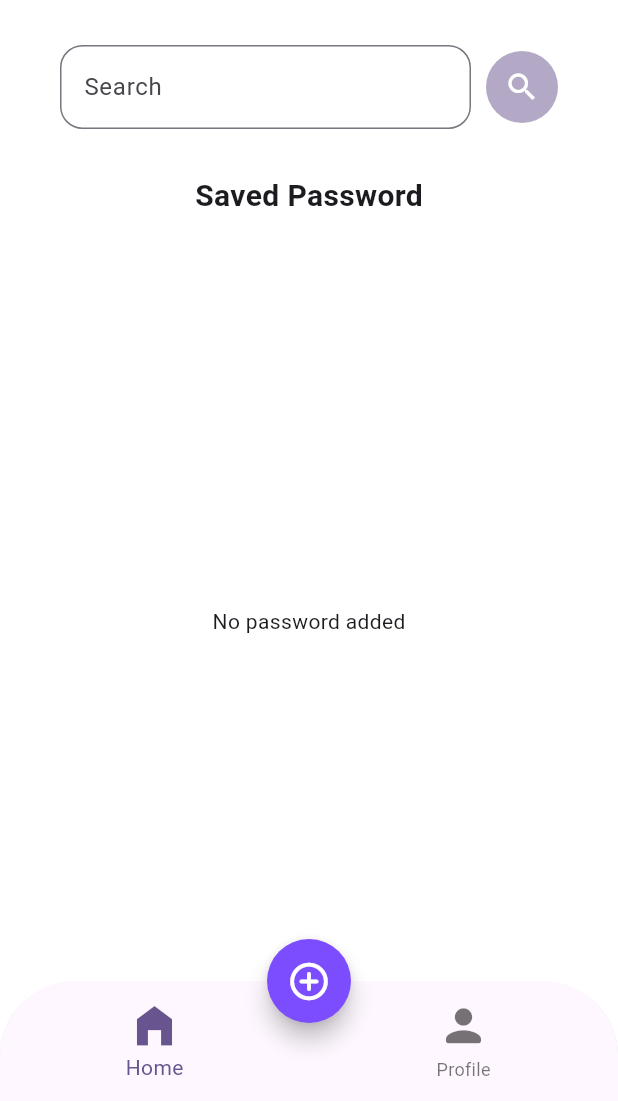
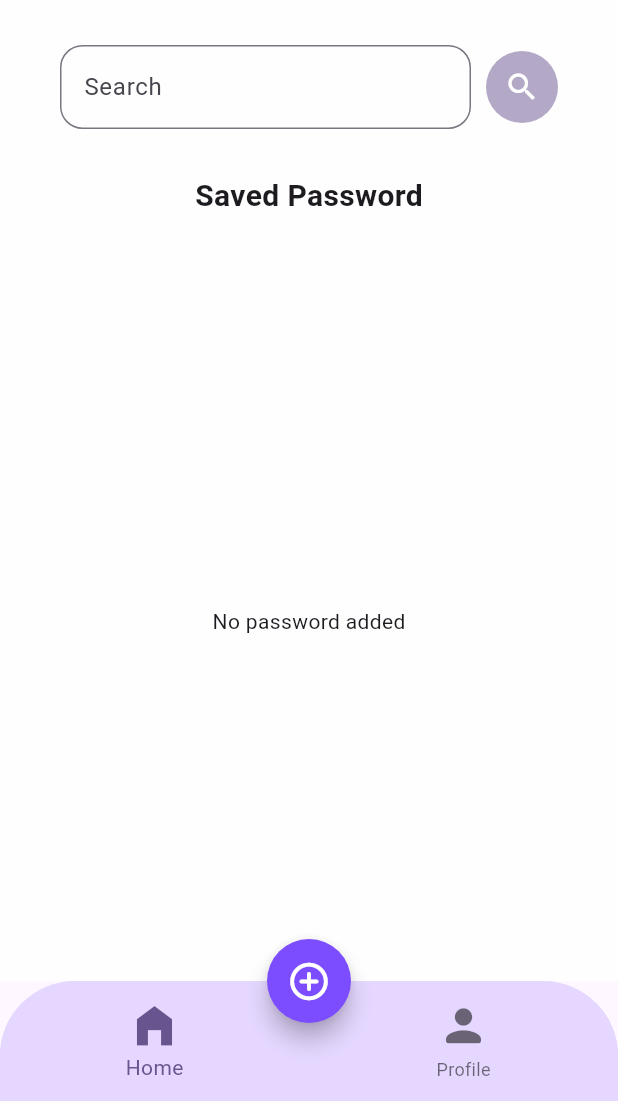
Before and after one commit to SatyamBhargav/Fusion, a Flutter app: the screen it shows after launch, after a tap on "Welcome", on a phone screen of 412 x 824 dp, the part 135-1236 px from its top. Run offline on Flutter 3.47's test engine with Material 2 defaults, Android fonts, the phone set to English and light mode, and no system bars; our stand-ins replace flutter_riverpod, riverpod.

Commit message:
added profile screen and a funtional tabscreen

```diff
--- a/lib/main.dart
+++ b/lib/main.dart
@@ -67,7 +67,8 @@
 
 import 'package:flutter/material.dart';
 import 'package:flutter_riverpod/flutter_riverpod.dart';
-import 'package:passgen/screen/addavatar.dart';
+import 'package:passgen/screen/tabscreen.dart';
+import 'package:passgen/widget/addavatar.dart';
 import 'package:passgen/screen/homescreen.dart';
 import 'package:passgen/screen/welcomescreen.dart';
 
@@ -88,7 +89,8 @@ class MyApp extends StatelessWidget {
         useMaterial3: true,
       ),
       // home: const HomeScreen(),
-      home: WelcomeScreen(),
+      // home: TabScreen(),
+      home: const WelcomeScreen(),
       // home: PassGen(),
       // home: AddAvatar(),
     );
--- a/lib/model/user_details.dart
+++ b/lib/model/user_details.dart
@@ -1,8 +1,4 @@
-import 'dart:io';
-
-
 class UserDetails {
-  UserDetails({required this.name, required this.image});
+  UserDetails({required this.name});
   String name;
-  File image;
 }
--- a/lib/provider/username_provider.dart
+++ b/lib/provider/username_provider.dart
@@ -1,12 +1,11 @@
 import 'package:flutter_riverpod/flutter_riverpod.dart';
 
 class UsernameNotifier extends StateNotifier<String> {
-  UsernameNotifier() : super('');
+  UsernameNotifier() : super('Name');
 
   void getUserName(String userDetails) {
     state = userDetails;
   }
-
 }
 
 final userDetailProvider =
--- a/lib/screen/homescreen.dart
+++ b/lib/screen/homescreen.dart
@@ -2,7 +2,6 @@ import 'package:flutter/material.dart';
 import 'package:passgen/provider/avatarselector_provider.dart';
 import 'package:passgen/provider/savepass_provider.dart';
 import 'package:passgen/provider/username_provider.dart';
-import 'package:passgen/screen/passgenscreen.dart';
 import 'package:flutter_riverpod/flutter_riverpod.dart';
 import 'package:passgen/widget/password_list.dart';
 
@@ -14,14 +13,11 @@ class HomeScreen extends ConsumerStatefulWidget {
 }
 
 class _HomeScreenState extends ConsumerState<HomeScreen> {
-  int _selectedButton = 0;
   @override
   Widget build(BuildContext context) {
     final passwordInfo = ref.watch(passcardprovider);
     final userNameDetail = ref.watch(userDetailProvider);
     final userAvatarDetail = ref.watch(userprofileprovider);
-
-    bool showFAB = MediaQuery.of(context).viewInsets.bottom != 0;
 
     return SafeArea(
       child: Scaffold(
@@ -92,49 +88,6 @@ class _HomeScreenState extends ConsumerState<HomeScreen> {
             ),
           ],
         ),
-        floatingActionButtonLocation: FloatingActionButtonLocation.centerDocked,
-        floatingActionButton: Visibility(
-          visible: !showFAB,
-          child: FloatingActionButton(
-            onPressed: () {
-              Navigator.of(context).push(MaterialPageRoute(
-                  builder: (context) => const PassGenScreen()));
-            },
-            shape:
-                RoundedRectangleBorder(borderRadius: BorderRadius.circular(30)),
-            backgroundColor: Colors.deepPurpleAccent,
-            child: const Icon(
-              Icons.add_circle_outline_rounded,
-              size: 30,
-              color: Colors.white,
-            ),
-          ),
-        ),
-        bottomNavigationBar: ClipRRect(
-          borderRadius: const BorderRadius.only(
-            topLeft: Radius.circular(50),
-            topRight: Radius.circular(50),
-          ),
-          child: SizedBox(
-            height: 80,
-            child: BottomNavigationBar(
-              onTap: (value) {
-                setState(() {
-                  _selectedButton = value;
-                });
-              },
-              currentIndex: _selectedButton,
-              iconSize: 35,
-              type: BottomNavigationBarType.fixed,
-              items: const [
-                BottomNavigationBarItem(
-                    icon: Icon(Icons.home_filled), label: 'Home'),
-                BottomNavigationBarItem(
-                    icon: Icon(Icons.person_rounded), label: 'Profile'),
-              ],
-            ),
-          ),
-        ),
       ),
     );
   }
--- /dev/null
+++ b/lib/screen/tabscreen.dart
@@ -0,0 +1,74 @@
+import 'package:flutter/material.dart';
+import 'package:passgen/screen/homescreen.dart';
+import 'package:passgen/screen/passgenscreen.dart';
+import 'package:passgen/screen/profilescreen.dart';
+
+class TabScreen extends StatefulWidget {
+  const TabScreen({super.key});
+
+  @override
+  State<TabScreen> createState() => _TabScreenState();
+}
+
+class _TabScreenState extends State<TabScreen> {
+  int _selectedButton = 0;
+
+  @override
+  Widget build(BuildContext context) {
+    bool showFAB = MediaQuery.of(context).viewInsets.bottom != 0;
+    List<Widget> widgetList = const [HomeScreen(), ProfileScreen()];
+
+    return Scaffold(
+      // backgroundColor: ,
+      body: widgetList[_selectedButton],
+      floatingActionButtonLocation: FloatingActionButtonLocation.centerDocked,
+      floatingActionButton: Visibility(
+        visible: !showFAB,
+        child: FloatingActionButton(
+          onPressed: () {
+            Navigator.of(context).push(
+                MaterialPageRoute(builder: (context) => const PassGenScreen()));
+          },
+          shape:
+              RoundedRectangleBorder(borderRadius: BorderRadius.circular(30)),
+          backgroundColor: Colors.deepPurpleAccent,
+          child: const Icon(
+            Icons.add_circle_outline_rounded,
+            size: 30,
+            color: Colors.white,
+          ),
+        ),
+      ),
+      bottomNavigationBar: ClipRRect(
+        borderRadius: const BorderRadius.only(
+          topLeft: Radius.circular(50),
+          topRight: Radius.circular(50),
+        ),
+        child: SizedBox(
+          height: 80,
+          child: BottomNavigationBar(
+            backgroundColor: Color.fromARGB(255, 229, 215, 255),
+            onTap: (value) {
+              setState(() {
+                _selectedButton = value;
+              });
+            },
+            currentIndex: _selectedButton,
+            iconSize: 35,
+            type: BottomNavigationBarType.fixed,
+            items: const [
+              BottomNavigationBarItem(
+                icon: Icon(
+                  Icons.home_filled,
+                ),
+                label: 'Home',
+              ),
+              BottomNavigationBarItem(
+                  icon: Icon(Icons.person_rounded), label: 'Profile'),
+            ],
+          ),
+        ),
+      ),
+    );
+  }
+}
--- a/lib/screen/welcomescreen.dart
+++ b/lib/screen/welcomescreen.dart
@@ -1,8 +1,8 @@
 import 'package:flutter/material.dart';
 import 'package:passgen/provider/avatarselector_provider.dart';
-import 'package:passgen/provider/savepass_provider.dart';
 import 'package:passgen/provider/username_provider.dart';
-import 'package:passgen/screen/addavatar.dart';
+import 'package:passgen/screen/tabscreen.dart';
+import 'package:passgen/widget/addavatar.dart';
 import 'package:passgen/screen/homescreen.dart';
 import 'package:flutter_riverpod/flutter_riverpod.dart';
 
@@ -25,7 +25,7 @@ class _WelcomeScreenState extends ConsumerState<WelcomeScreen> {
     ref.read(userDetailProvider.notifier).getUserName(namecontroller.text);
     debugPrint(namecontroller.text);
     Navigator.of(context).push(MaterialPageRoute(
-      builder: (context) => const HomeScreen(),
+      builder: (context) => const TabScreen(),
     ));
   }
 
@@ -48,11 +48,13 @@ class _WelcomeScreenState extends ConsumerState<WelcomeScreen> {
                 builder: (context) => const AddAvatar(),
               ),
               child: CircleAvatar(
-                radius: 50, child: avatarInfo,
+                radius: 50,
+                child: avatarInfo,
               ),
             ),
             const SizedBox(height: 50),
             TextField(
+              textCapitalization: TextCapitalization.words,
               controller: namecontroller,
               textAlign: TextAlign.center,
               decoration: const InputDecoration(
@@ -62,7 +64,14 @@ class _WelcomeScreenState extends ConsumerState<WelcomeScreen> {
             ),
             const SizedBox(height: 50),
             ElevatedButton(
-                onPressed: _saveDetails, child: const Text('Welcome'))
+                style: ButtonStyle(
+                    backgroundColor: MaterialStatePropertyAll(
+                        Theme.of(context).colorScheme.primary.withOpacity(.8))),
+                onPressed: _saveDetails,
+                child: const Text(
+                  'Welcome',
+                  style: TextStyle(fontSize: 20, color: Colors.white),
+                ))
           ],
         ),
       ),
--- a/lib/screen/addavatar.dart
+++ b/lib/widget/addavatar.dart
@@ -2,8 +2,7 @@ import 'package:flutter/material.dart';
 import 'package:passgen/data/avatar.dart';
 import 'package:flutter_riverpod/flutter_riverpod.dart';
 import 'package:passgen/provider/avatarselector_provider.dart';
-import 'package:passgen/provider/savepass_provider.dart';
-import 'package:passgen/provider/username_provider.dart';
+
 
 class AddAvatar extends ConsumerStatefulWidget {
   const AddAvatar({super.key});
```
Also changed, not shown: lib/screen/profilescreen.dart (added, +43 -0 lines).
